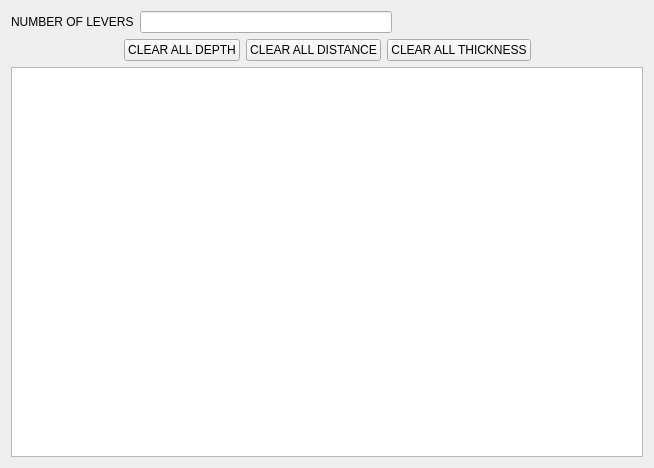
The window that keybuilder/levertablewidget.ui (QtWorks/keymanager) describes before a commit, drawn with Qt 5.
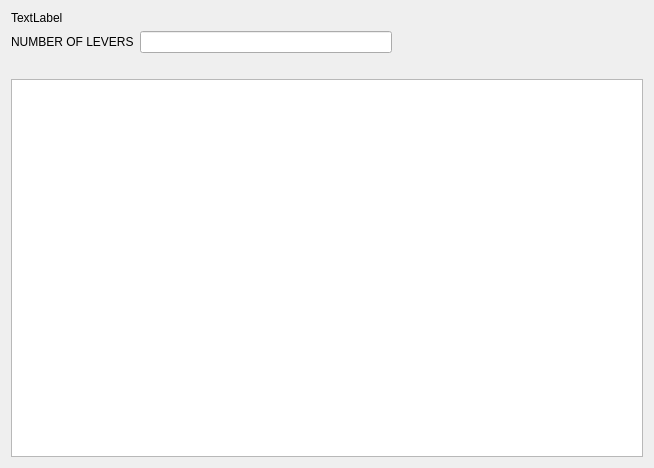
The same window after the commit.

The edit to the form file:
```diff
--- a/keybuilder/levertablewidget.ui
+++ b/keybuilder/levertablewidget.ui
@@ -16,6 +16,13 @@
   <layout class="QGridLayout" name="gridLayout">
    <item row="0" column="0">
     <layout class="QVBoxLayout" name="verticalLayout">
+     <item>
+      <widget class="QLabel" name="titleLabel">
+       <property name="text">
+        <string>TextLabel</string>
+       </property>
+      </widget>
+     </item>
      <item>
       <layout class="QHBoxLayout" name="horizontalLayout">
        <item>
@@ -59,25 +66,7 @@
         </spacer>
        </item>
        <item>
-        <widget class="QPushButton" name="pushButton">
-         <property name="text">
-          <string>CLEAR ALL DEPTH</string>
-         </property>
-        </widget>
-       </item>
-       <item>
-        <widget class="QPushButton" name="pushButton_2">
-         <property name="text">
-          <string>CLEAR ALL DISTANCE</string>
-         </property>
-        </widget>
-       </item>
-       <item>
-        <widget class="QPushButton" name="pushButton_3">
-         <property name="text">
-          <string>CLEAR ALL THICKNESS</string>
-         </property>
-        </widget>
+        <layout class="QHBoxLayout" name="buttonLayout"/>
        </item>
        <item>
         <spacer name="horizontalSpacer_2">
```
